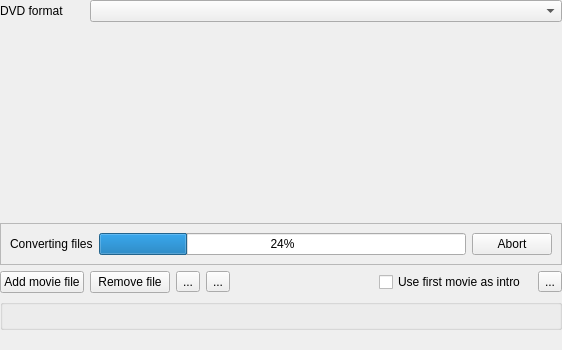
The window that src/ui/dvdwizardvob_ui.ui (KDE/kdenlive) describes before a commit, drawn with Qt 5.
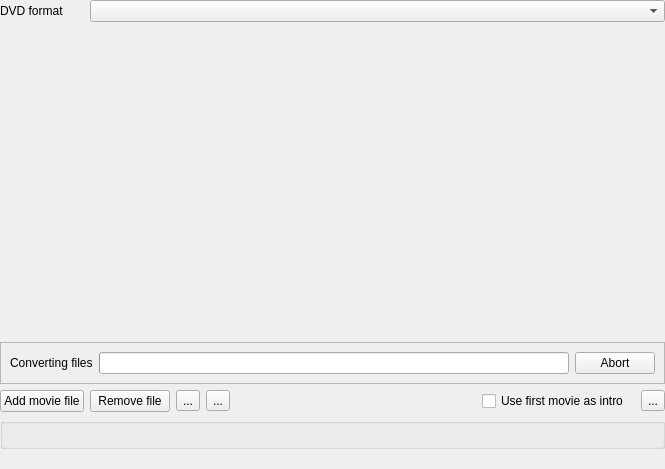
The same window after the commit. Custom widgets are drawn as their Qt base class.

Commit message: Remove old unused code with warnings and wrong pasted license CCBUG: 364734

The edit to the form file:
```diff
--- a/src/ui/dvdwizardvob_ui.ui
+++ b/src/ui/dvdwizardvob_ui.ui
@@ -6,8 +6,8 @@
    <rect>
     <x>0</x>
     <y>0</y>
-    <width>562</width>
-    <height>350</height>
+    <width>665</width>
+    <height>469</height>
    </rect>
   </property>
   <layout class="QGridLayout" name="gridLayout_2">
@@ -148,11 +148,7 @@
        </widget>
       </item>
       <item>
-       <widget class="QProgressBar" name="convert_progress">
-        <property name="value">
-         <number>24</number>
-        </property>
-       </widget>
+       <widget class="QProgressBar" name="convert_progress"/>
       </item>
       <item>
        <widget class="QPushButton" name="convert_abort">
```
Left out of the diff: 1 changed line with no effect on the pictures. The commit also changes 2 other files.
